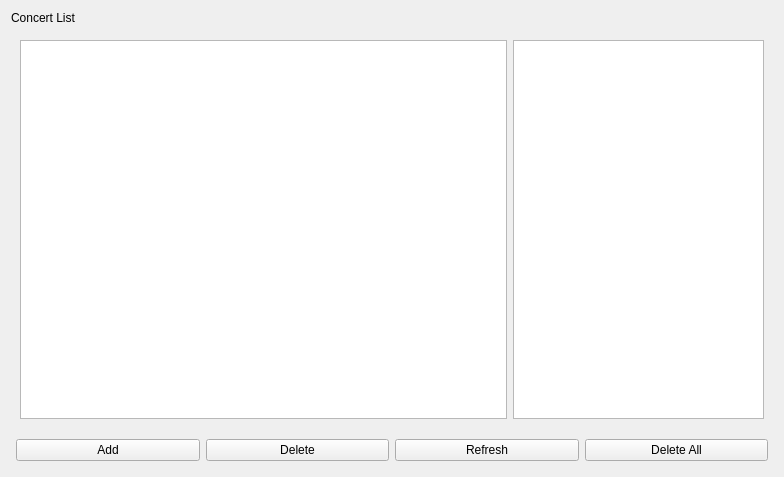
robotics-in-concert/rocon_qt_gui, file rocon_remocon/ui/remocon.ui: the form before one commit.
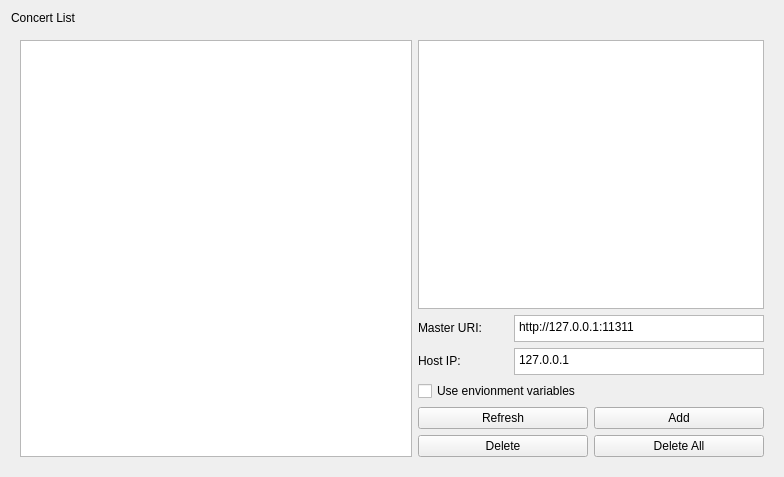
The form after the commit.

Commit message: add text box for settting the ros master uri and host name

Patch:
```diff
--- a/rocon_remocon/ui/remocon.ui
+++ b/rocon_remocon/ui/remocon.ui
@@ -37,6 +37,14 @@
       </widget>
      </item>
      <item>
+      <layout class="QVBoxLayout" name="verticalLayout_2">
+       <property name="spacing">
+        <number>6</number>
+       </property>
+       <property name="margin">
+        <number>0</number>
+       </property>
+       <item>
       <widget class="QPlainTextEdit" name="list_info_widget">
        <property name="sizePolicy">
         <sizepolicy hsizetype="Preferred" vsizetype="Expanding">
@@ -46,52 +54,242 @@
        </property>
        <property name="minimumSize">
         <size>
-         <width>0</width>
+           <width>250</width>
          <height>0</height>
         </size>
        </property>
        <property name="maximumSize">
         <size>
-         <width>251</width>
+           <width>400</width>
          <height>16777215</height>
         </size>
+         </property>
+        </widget>
+       </item>
+       <item>
+        <layout class="QGridLayout" name="gridLayout_2">
+         <property name="margin">
+          <number>0</number>
+         </property>
+         <property name="spacing">
+          <number>6</number>
+         </property>
+         <item row="1" column="1">
+          <widget class="QTextEdit" name="host_name_text">
+           <property name="sizePolicy">
+            <sizepolicy hsizetype="Preferred" vsizetype="Fixed">
+             <horstretch>0</horstretch>
+             <verstretch>0</verstretch>
+            </sizepolicy>
+           </property>
+           <property name="minimumSize">
+            <size>
+             <width>250</width>
+             <height>0</height>
+            </size>
+           </property>
+           <property name="maximumSize">
+            <size>
+             <width>250</width>
+             <height>27</height>
+            </size>
+           </property>
+           <property name="html">
+            <string>&lt;!DOCTYPE HTML PUBLIC &quot;-//W3C//DTD HTML 4.0//EN&quot; &quot;http://www.w3.org/TR/REC-html40/strict.dtd&quot;&gt;
+&lt;html&gt;&lt;head&gt;&lt;meta name=&quot;qrichtext&quot; content=&quot;1&quot; /&gt;&lt;style type=&quot;text/css&quot;&gt;
+p, li { white-space: pre-wrap; }
+&lt;/style&gt;&lt;/head&gt;&lt;body style=&quot; font-family:'Sans Serif'; font-size:9pt; font-weight:400; font-style:normal;&quot;&gt;
+&lt;p style=&quot; margin-top:0px; margin-bottom:0px; margin-left:0px; margin-right:0px; -qt-block-indent:0; text-indent:0px;&quot;&gt;127.0.0.1&lt;/p&gt;&lt;/body&gt;&lt;/html&gt;</string>
+           </property>
+          </widget>
+         </item>
+         <item row="1" column="0">
+          <widget class="QLabel" name="label_3">
+           <property name="sizePolicy">
+            <sizepolicy hsizetype="Expanding" vsizetype="Fixed">
+             <horstretch>0</horstretch>
+             <verstretch>0</verstretch>
+            </sizepolicy>
+           </property>
+           <property name="minimumSize">
+            <size>
+             <width>90</width>
+             <height>0</height>
+            </size>
+           </property>
+           <property name="maximumSize">
+            <size>
+             <width>70</width>
+             <height>16777215</height>
+            </size>
+           </property>
+           <property name="text">
+            <string>Host IP:</string>
+           </property>
+          </widget>
+         </item>
+         <item row="0" column="1">
+          <widget class="QTextEdit" name="master_uri_text">
+           <property name="sizePolicy">
+            <sizepolicy hsizetype="Preferred" vsizetype="Fixed">
+             <horstretch>0</horstretch>
+             <verstretch>0</verstretch>
+            </sizepolicy>
+           </property>
+           <property name="minimumSize">
+            <size>
+             <width>250</width>
+             <height>0</height>
+            </size>
+           </property>
+           <property name="maximumSize">
+            <size>
+             <width>250</width>
+             <height>27</height>
+            </size>
+           </property>
+           <property name="html">
+            <string>&lt;!DOCTYPE HTML PUBLIC &quot;-//W3C//DTD HTML 4.0//EN&quot; &quot;http://www.w3.org/TR/REC-html40/strict.dtd&quot;&gt;
+&lt;html&gt;&lt;head&gt;&lt;meta name=&quot;qrichtext&quot; content=&quot;1&quot; /&gt;&lt;style type=&quot;text/css&quot;&gt;
+p, li { white-space: pre-wrap; }
+&lt;/style&gt;&lt;/head&gt;&lt;body style=&quot; font-family:'Sans Serif'; font-size:9pt; font-weight:400; font-style:normal;&quot;&gt;
+&lt;p style=&quot; margin-top:0px; margin-bottom:0px; margin-left:0px; margin-right:0px; -qt-block-indent:0; text-indent:0px;&quot;&gt;http://127.0.0.1:11311&lt;/p&gt;&lt;/body&gt;&lt;/html&gt;</string>
+           </property>
+          </widget>
+         </item>
+         <item row="0" column="0">
+          <widget class="QLabel" name="label_2">
+           <property name="sizePolicy">
+            <sizepolicy hsizetype="Expanding" vsizetype="Fixed">
+             <horstretch>0</horstretch>
+             <verstretch>0</verstretch>
+            </sizepolicy>
+           </property>
+           <property name="minimumSize">
+            <size>
+             <width>90</width>
+             <height>0</height>
+            </size>
+           </property>
+           <property name="maximumSize">
+            <size>
+             <width>70</width>
+             <height>16777215</height>
+            </size>
+           </property>
+           <property name="text">
+            <string>Master URI:</string>
        </property>
       </widget>
      </item>
     </layout>
    </item>
    <item>
-    <layout class="QHBoxLayout" name="horizontalLayout">
-     <property name="margin">
-      <number>5</number>
-     </property>
-     <item>
-      <widget class="QPushButton" name="add_concert_btn">
+        <widget class="QCheckBox" name="use_env_var_check">
+         <property name="sizePolicy">
+          <sizepolicy hsizetype="Preferred" vsizetype="Fixed">
+           <horstretch>0</horstretch>
+           <verstretch>0</verstretch>
+          </sizepolicy>
+         </property>
+         <property name="maximumSize">
+          <size>
+           <width>400</width>
+           <height>16777215</height>
+          </size>
+         </property>
        <property name="text">
-        <string>Add</string>
+          <string>Use envionment variables</string>
        </property>
       </widget>
      </item>
      <item>
+        <layout class="QGridLayout" name="gridLayout">
+         <property name="margin">
+          <number>0</number>
+         </property>
+         <property name="spacing">
+          <number>6</number>
+         </property>
+         <item row="1" column="0">
       <widget class="QPushButton" name="delete_btn">
+           <property name="sizePolicy">
+            <sizepolicy hsizetype="Preferred" vsizetype="Fixed">
+             <horstretch>0</horstretch>
+             <verstretch>0</verstretch>
+            </sizepolicy>
+           </property>
+           <property name="maximumSize">
+            <size>
+             <width>200</width>
+             <height>16777215</height>
+            </size>
+           </property>
        <property name="text">
         <string>Delete</string>
        </property>
       </widget>
      </item>
-     <item>
+         <item row="0" column="0">
       <widget class="QPushButton" name="refresh_btn">
+           <property name="sizePolicy">
+            <sizepolicy hsizetype="Preferred" vsizetype="Fixed">
+             <horstretch>0</horstretch>
+             <verstretch>0</verstretch>
+            </sizepolicy>
+           </property>
+           <property name="maximumSize">
+            <size>
+             <width>200</width>
+             <height>16777215</height>
+            </size>
+           </property>
        <property name="text">
         <string>Refresh</string>
        </property>
       </widget>
      </item>
-     <item>
+         <item row="0" column="1">
+          <widget class="QPushButton" name="add_concert_btn">
+           <property name="sizePolicy">
+            <sizepolicy hsizetype="Preferred" vsizetype="Fixed">
+             <horstretch>0</horstretch>
+             <verstretch>0</verstretch>
+            </sizepolicy>
+           </property>
+           <property name="maximumSize">
+            <size>
+             <width>200</width>
+             <height>16777215</height>
+            </size>
+           </property>
+           <property name="text">
+            <string>Add</string>
+           </property>
+          </widget>
+         </item>
+         <item row="1" column="1">
       <widget class="QPushButton" name="delete_all_btn">
+           <property name="sizePolicy">
+            <sizepolicy hsizetype="Preferred" vsizetype="Fixed">
+             <horstretch>0</horstretch>
+             <verstretch>0</verstretch>
+            </sizepolicy>
+           </property>
+           <property name="maximumSize">
+            <size>
+             <width>200</width>
+             <height>16777215</height>
+            </size>
+           </property>
        <property name="text">
         <string>Delete All</string>
        </property>
       </widget>
+         </item>
+        </layout>
+       </item>
+      </layout>
      </item>
     </layout>
    </item>
```
Lines whose indentation alone changed are shown as unchanged. The commit also changes 3 other files.
